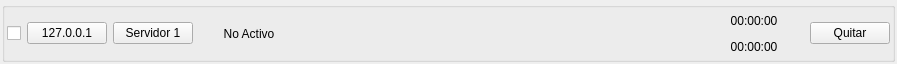
The window that src/HostIP.ui (amolinap/NetworkMonitor) describes before a commit, drawn with Qt 5.
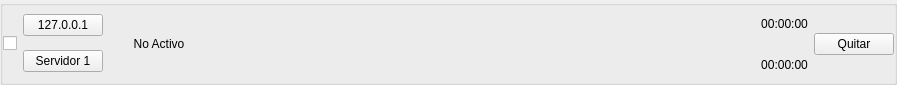
The same window after the commit.

Commit message: Se actualiza a v1.5

What changed in the file:
```diff
--- a/src/HostIP.ui
+++ b/src/HostIP.ui
@@ -7,7 +7,7 @@
     <x>0</x>
     <y>0</y>
     <width>897</width>
-    <height>64</height>
+    <height>85</height>
    </rect>
   </property>
   <property name="windowTitle">
@@ -18,16 +18,16 @@
   </property>
   <layout class="QVBoxLayout" name="verticalLayout_2">
    <property name="leftMargin">
-    <number>2</number>
+    <number>0</number>
    </property>
    <property name="topMargin">
-    <number>2</number>
+    <number>0</number>
    </property>
    <property name="rightMargin">
-    <number>2</number>
+    <number>0</number>
    </property>
    <property name="bottomMargin">
-    <number>2</number>
+    <number>0</number>
    </property>
    <item>
     <widget class="QGroupBox" name="gbHost">
@@ -36,16 +36,16 @@
      </property>
      <layout class="QHBoxLayout" name="horizontalLayout">
       <property name="leftMargin">
-       <number>2</number>
+       <number>0</number>
       </property>
       <property name="topMargin">
-       <number>2</number>
+       <number>0</number>
       </property>
       <property name="rightMargin">
-       <number>2</number>
+       <number>0</number>
       </property>
       <property name="bottomMargin">
-       <number>2</number>
+       <number>0</number>
       </property>
       <item>
        <widget class="QCheckBox" name="cxEnabled">
@@ -58,6 +58,8 @@
        </widget>
       </item>
       <item>
+       <layout class="QVBoxLayout" name="verticalLayout_3">
+        <item>
        <widget class="QPushButton" name="btIP">
         <property name="text">
          <string>127.0.0.1</string>
@@ -71,6 +73,8 @@
         </property>
        </widget>
       </item>
+       </layout>
+      </item>
       <item>
        <widget class="QLabel" name="lbStatus">
         <property name="minimumSize">
@@ -112,13 +116,13 @@
          <widget class="QLabel" name="lbLastRequest">
           <property name="minimumSize">
            <size>
-            <width>100</width>
+            <width>0</width>
             <height>0</height>
            </size>
           </property>
           <property name="maximumSize">
            <size>
-            <width>100</width>
+            <width>16777215</width>
             <height>16777215</height>
            </size>
           </property>
@@ -137,13 +141,13 @@
          <widget class="QLabel" name="lbLastError">
           <property name="minimumSize">
            <size>
-            <width>100</width>
+            <width>0</width>
             <height>0</height>
            </size>
           </property>
           <property name="maximumSize">
            <size>
-            <width>100</width>
+            <width>16777215</width>
             <height>16777215</height>
            </size>
           </property>
```
Lines whose indentation alone changed are shown as unchanged. The commit also changes 2 other files.
